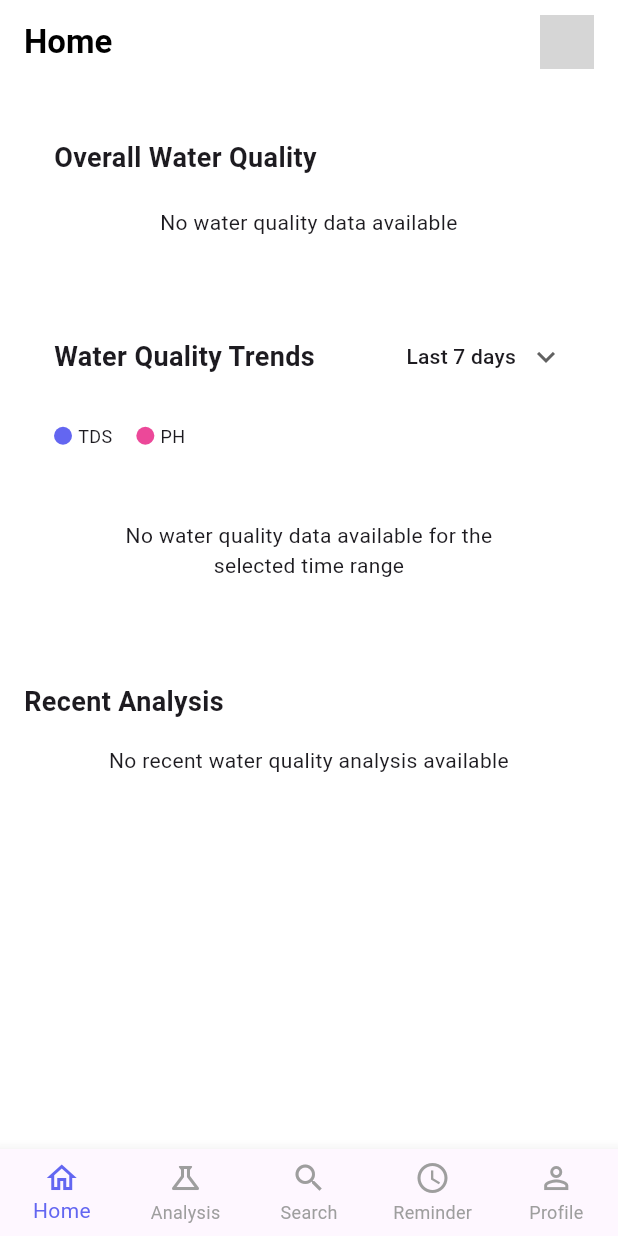
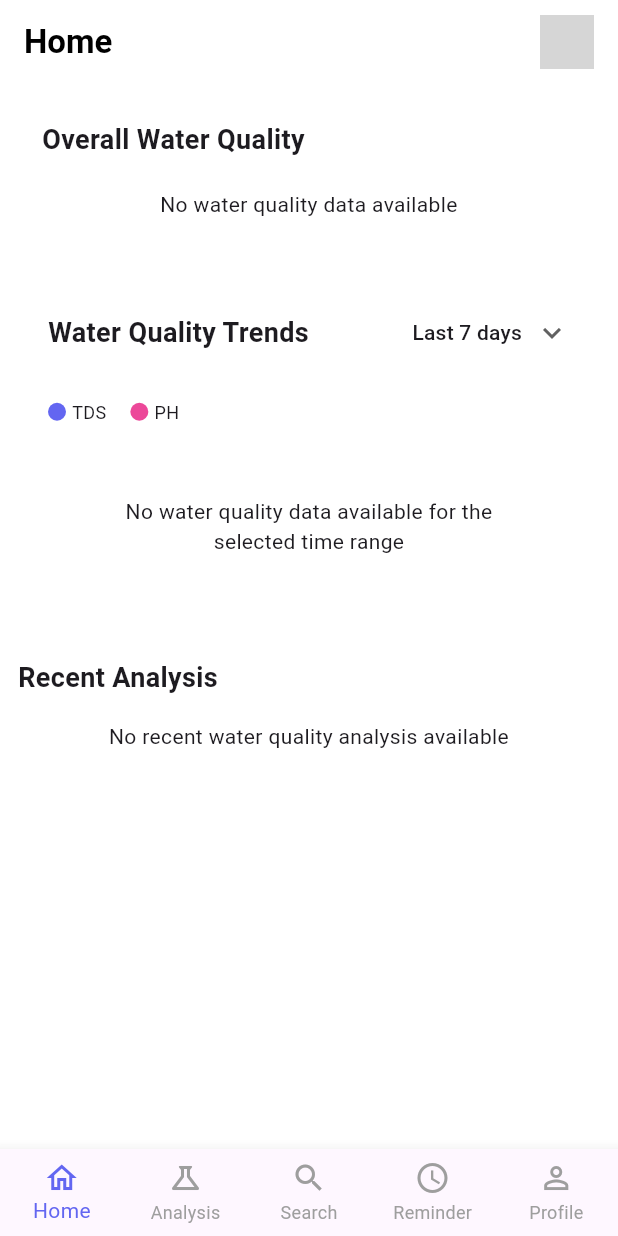
Before and after one commit to huixin0126/water_quality_analysis, a Flutter app: the HomePage screen opened by its route, on a phone screen of 412 x 824 dp. Run offline on Flutter 3.47's test engine with Material 3 defaults, Android fonts, the light colour scheme and no system bars; our stand-ins replace cloud_firestore, firebase_auth, firebase_core, firebase_storage, fl_chart, flutter_local_notifications and 3 more; missing offline and left inert: flutter_app_badger, tflite_flutter; accounts and stored records are empty; network calls fail; grey boxes are pictures that could not be loaded.

```diff
--- a/lib/pages/home_page.dart
+++ b/lib/pages/home_page.dart
@@ -203,7 +203,7 @@ class _HomePageState extends State<HomePage> {
         ],
       ),
       body: SingleChildScrollView(
-        padding: const EdgeInsets.all(16),
+        padding: const EdgeInsets.symmetric(horizontal: 12, vertical: 8),
         child: Column(
           crossAxisAlignment: CrossAxisAlignment.start,
           children: [
@@ -215,7 +215,7 @@ class _HomePageState extends State<HomePage> {
               ),
               color: Colors.white,
               child: Padding(
-                padding: const EdgeInsets.all(16),
+                padding: const EdgeInsets.all(12),
                 child: Column(
                   crossAxisAlignment: CrossAxisAlignment.start,
                   children: [
@@ -252,8 +252,8 @@ class _HomePageState extends State<HomePage> {
                           alignment: Alignment.center,
                           children: [
                             SizedBox(
-                              width: 200,
-                              height: 200,
+                              width: 180,
+                              height: 180,
                               child: CircularProgressIndicator(
                                 value: _calculateWaterQualityScore() / 100,
                                 strokeWidth: 20,
@@ -273,7 +273,7 @@ class _HomePageState extends State<HomePage> {
                                 Text(
                                   '${_calculateWaterQualityScore().toStringAsFixed(1)}%',
                                   style: TextStyle(
-                                    fontSize: 36,
+                                    fontSize: 32,
                                     fontWeight: FontWeight.bold,
                                     color: _calculateWaterQualityScore() >= 70
                                         ? const Color(0xFF10B981)
@@ -289,7 +289,7 @@ class _HomePageState extends State<HomePage> {
                                           ? 'Fair'
                                           : 'Poor',
                                   style: TextStyle(
-                                    fontSize: 16,
+                                    fontSize: 14,
                                     color: _calculateWaterQualityScore() >= 70
                                         ? const Color(0xFF10B981)
                                         : _calculateWaterQualityScore() >= 40
@@ -468,6 +468,7 @@ class _HomePageState extends State<HomePage> {
                               bottomTitles: AxisTitles(
                                 sideTitles: SideTitles(
                                   showTitles: true,
+                                  reservedSize: 30,
                                   getTitlesWidget: (value, meta) {
                                     if (value >= 0 && value < _dateLabels.length) {
                                       return Padding(
@@ -489,14 +490,27 @@ class _HomePageState extends State<HomePage> {
                               leftTitles: AxisTitles(
                                 sideTitles: SideTitles(
                                   showTitles: true,
+                                  reservedSize: 40,
                                   getTitlesWidget: (value, meta) {
+                                    if (meta.axisIndex == 0) {
+                                      // TDS values
                                       return Text(
-                                      value.toInt().toString(),
+                                        '${value.toInt()}',
                                         style: const TextStyle(
                                           fontSize: 10,
                                           color: Colors.grey,
                                         ),
                                       );
+                                    } else {
+                                      // pH values
+                                      return Text(
+                                        value.toStringAsFixed(1),
+                                        style: const TextStyle(
+                                          fontSize: 10,
+                                          color: Colors.grey,
+                                        ),
+                                      );
+                                    }
                                   },
                                   interval: 2,
                                 ),
@@ -509,6 +523,10 @@ class _HomePageState extends State<HomePage> {
                               ),
                             ),
                             borderData: FlBorderData(show: false),
+                            minX: 0,
+                            maxX: (_dateLabels.length - 1).toDouble(),
+                            minY: 0,
+                            maxY: 1000, // Max value for TDS
                             lineBarsData: [
                               // TDS Line
                               LineChartBarData(
--- a/lib/pages/water_analysis_result_page.dart
+++ b/lib/pages/water_analysis_result_page.dart
@@ -24,6 +24,8 @@ class _WaterAnalysisResultPageState extends State<WaterAnalysisResultPage> {
   }
 
   Future<void> _loadData() async {
+    if (!mounted) return;
+
     setState(() {
       _isLoading = true;
       _errorMessage = null;
@@ -41,10 +43,14 @@ class _WaterAnalysisResultPageState extends State<WaterAnalysisResultPage> {
       // Fetch the data from Firestore
       _analysisData = await _firestoreService.getWaterAnalysisResult(analysisId);
 
+      if (!mounted) return;
+
       setState(() {
         _isLoading = false;
       });
     } catch (e) {
+      if (!mounted) return;
+
       setState(() {
         _isLoading = false;
         _errorMessage = e.toString();
```
Also changed, not shown: 6 other files. Lines whose indentation alone changed are shown as unchanged.
